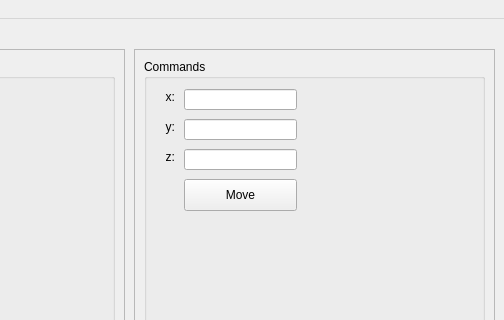
The window that ui/main_window.ui (h3nnn4n/hexapod_remote) describes before a commit, drawn with Qt 5; both pictures show x 296 to 800 and y 0 to 320 of the 800 by 544 pixel window.
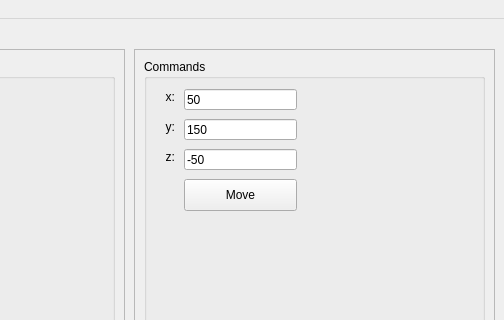
The same window after the commit.

```diff
--- a/ui/main_window.ui
+++ b/ui/main_window.ui
@@ -379,6 +379,9 @@
         <height>21</height>
        </rect>
       </property>
+      <property name="text">
+       <string>50</string>
+      </property>
      </widget>
      <widget class="QLineEdit" name="lineEdit_leg1_y">
       <property name="geometry">
@@ -389,6 +392,9 @@
         <height>21</height>
        </rect>
       </property>
+      <property name="text">
+       <string>150</string>
+      </property>
      </widget>
      <widget class="QLineEdit" name="lineEdit_leg1_z">
       <property name="geometry">
@@ -399,6 +405,9 @@
         <height>21</height>
        </rect>
       </property>
+      <property name="text">
+       <string>-50</string>
+      </property>
      </widget>
      <widget class="QLabel" name="label">
       <property name="geometry">
```
